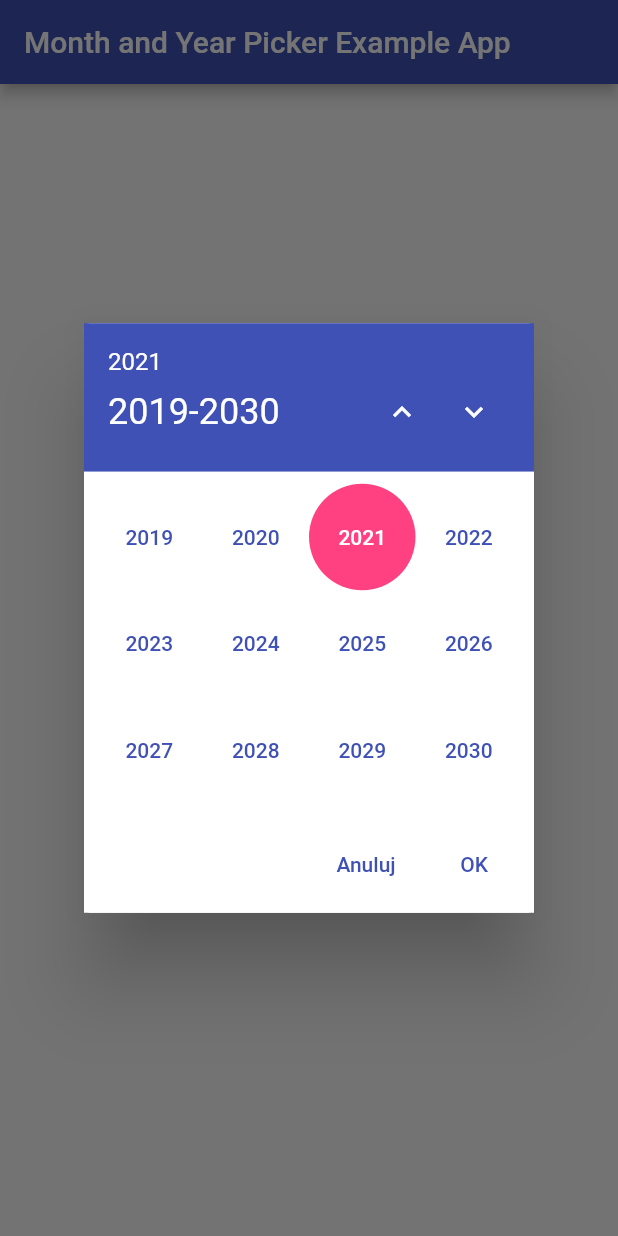
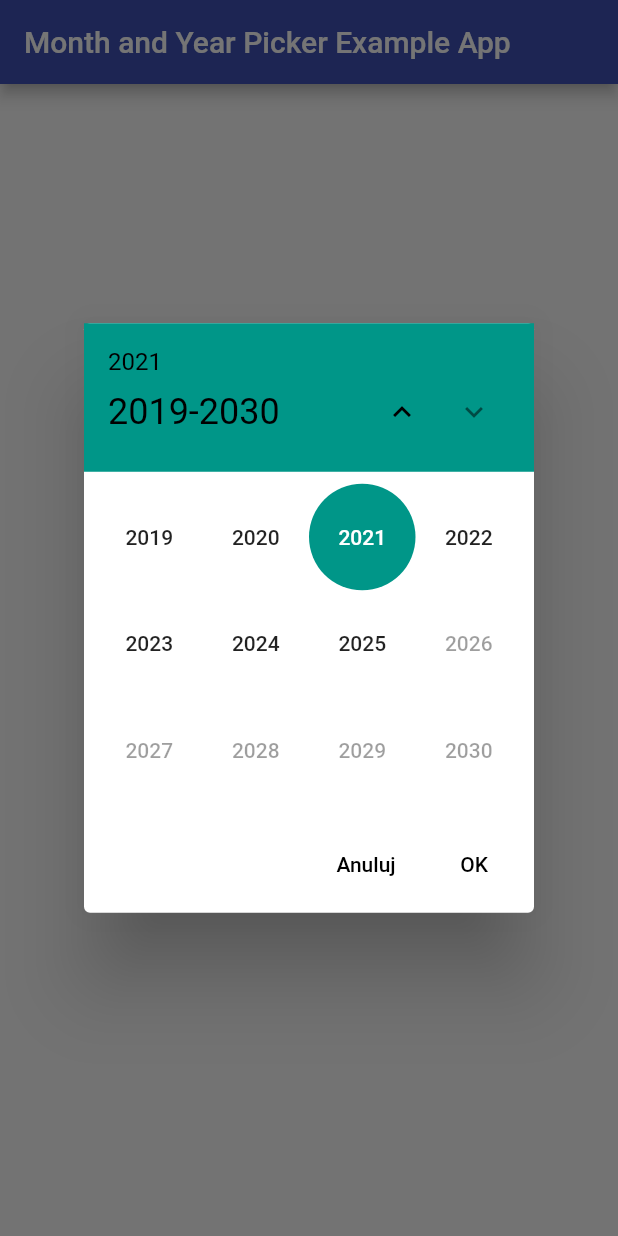
Before and after one commit to hanyska/flutter_datepickers, a Flutter app: the screen it shows after launch, after a tap on "Open year picker", on a phone screen of 412 x 824 dp. Run offline on Flutter 3.47's test engine with Material 2 defaults, Android fonts, the light colour scheme and no system bars; our stand-ins replace rxdart.

Commit message:
Updated flutter datepickers

```diff
--- a/example/lib/main.dart
+++ b/example/lib/main.dart
@@ -61,7 +61,7 @@ class _PickerPageState extends State<PickerPage> {
     FlutterDatepickers.showPicker(
       context: context,
       firstDate: DateTime(DateTime.now().year - 50, 5),
-      // lastDate: DateTime(DateTime.now().year + 4, 9),
+      lastDate: DateTime(DateTime.now().year + 4, 9),
       initialDate: selectedMonthDate ?? DateTime.now(),
       locale: Locale("pl"),
       type: FlutterDatePickersType.MONTH
@@ -76,15 +76,23 @@ class _PickerPageState extends State<PickerPage> {
     FlutterDatepickers.showPicker(
       context: context,
       firstDate: DateTime(DateTime.now().year - 50, 5),
-      // lastDate: DateTime(DateTime.now().year + 4, 9),
+      lastDate: DateTime(DateTime.now().year + 4, 9),
       initialDate: selectedYearDate ?? DateTime.now(),
       locale: Locale("pl"),
       type: FlutterDatePickersType.YEAR,
-      // selectedButtonColor: Colors.green,
-      // selectedTextColor: Colors.teal,
-      // nowTextColor: Colors.yellow,
-      // backgroundColor: Colors.tealAccent,
-      // headerTextColor: Colors.white
+      theme: Theme.of(context).copyWith(
+        primaryColor: Colors.teal,
+        accentColor: Colors.teal,
+        textButtonTheme: TextButtonThemeData(
+          style: TextButton.styleFrom(
+            primary: Colors.black,
+          ),
+        ),
+        primaryTextTheme: Theme.of(context).primaryTextTheme.copyWith(
+          subtitle1: Theme.of(context).primaryTextTheme.subtitle1!.copyWith(color: Colors.black),
+          headline5: Theme.of(context).primaryTextTheme.headline5!.copyWith(color: Colors.black)
+        ),
+      )
     ).then((date) {
       if (date != null) {
         setState(() => selectedYearDate = date);
--- a/lib/flutter_datepickers.dart
+++ b/lib/flutter_datepickers.dart
@@ -1,10 +1,10 @@
 import 'dart:async';
+import 'dart:ui' as ui;
 
 import 'package:flutter/material.dart';
 import 'package:flutter_datepickers/src/Selector.dart';
 import 'package:flutter_localizations/flutter_localizations.dart';
 import 'package:flutter_datepickers/src/common.dart';
-import 'package:flutter_datepickers/src/locale_utils.dart';
 import 'package:intl/intl.dart';
 import 'package:rxdart/rxdart.dart';
 
@@ -18,11 +18,7 @@ class FlutterDatepickers {
     DateTime? lastDate,
     Locale? locale,
     FlutterDatePickersType type = FlutterDatePickersType.MONTH,
-    Color? backgroundColor,
-    Color? headerTextColor,
-    Color? selectedTextColor,
-    Color? selectedButtonColor,
-    Color? nowTextColor,
+    ThemeData? theme,
   }) async {
     final localizations = locale == null
         ? MaterialLocalizations.of(context)
@@ -30,33 +26,15 @@ class FlutterDatepickers {
 
     return await showDialog<DateTime>(
       context: context,
-      builder: (context) {
-        switch(type) {
-          case FlutterDatePickersType.MONTH:
-            return PickerDialog(
+      builder: (context) => PickerDialog(
         initialDate: initialDate,
         firstDate: firstDate,
         lastDate: lastDate,
         locale: locale,
         localizations: localizations,
-              type: FlutterDatePickersType.MONTH,
-            );
-          case FlutterDatePickersType.YEAR:
-            return PickerDialog(
-              initialDate: initialDate,
-              firstDate: firstDate,
-              lastDate: lastDate,
-              locale: locale,
-              localizations: localizations,
-              type: FlutterDatePickersType.YEAR,
-              backgroundColor: backgroundColor,
-              headerTextColor: headerTextColor,
-              selectedTextColor: selectedTextColor,
-              selectedButtonColor: selectedButtonColor,
-              nowTextColor: nowTextColor,
-            );
-        }
-      },
+        type: type,
+        theme: theme
+      )
     );
   }
 }
@@ -72,6 +50,7 @@ class PickerDialog extends StatefulWidget {
   final Color? selectedButtonColor;
   final Color? nowTextColor;
   final FlutterDatePickersType type;
+  final ThemeData? theme;
 
   const PickerDialog({
     Key? key,
@@ -85,7 +64,8 @@ class PickerDialog extends StatefulWidget {
     this.selectedTextColor,
     this.selectedButtonColor,
     this.nowTextColor,
-    this.type = FlutterDatePickersType.MONTH
+    this.type = FlutterDatePickersType.MONTH,
+    this.theme,
   }) : super(key: key);
 
   @override
@@ -99,7 +79,7 @@ class PickerDialogState extends State<PickerDialog> {
   PublishSubject<UpDownPageLimit> _upDownPageLimitPublishSubject = new PublishSubject();
   PublishSubject<UpDownButtonEnableState> _upDownButtonEnableStatePublishSubject = new PublishSubject();
 
-  Selector? _selector;
+  late Selector _selector;
   DateTime? selectedDate, _firstDate, _lastDate;
 
   bool get _isMonth => widget.type == FlutterDatePickersType.MONTH;
@@ -113,27 +93,9 @@ class PickerDialogState extends State<PickerDialog> {
 
     selectedDate = DateTime(widget.initialDate!.year, widget.initialDate!.month);
 
-    widget.type == FlutterDatePickersType.YEAR
-        ?  setYearSelector()
-        : _setMonthSelector();
+    _setSelector(widget.type);
 
     super.initState();
-  }
-
-  void _setMonthSelector([DateTime? _selectedDate]) {
-    setState(() {
-      _selector = new Selector(
-        key: _monthSelectorState,
-        // openDate: _openDate ?? selectedDate!,
-        selectedDate: _selectedDate ?? selectedDate!,
-        upDownPageLimitPublishSubject: _upDownPageLimitPublishSubject,
-        upDownButtonEnableStatePublishSubject: _upDownButtonEnableStatePublishSubject,
-        firstDate: _firstDate,
-        lastDate: _lastDate,
-        onSelected: _onMonthSelected,
-        locale: widget.locale,
-      );
-    });
   }
 
   void dispose() {
@@ -144,19 +106,19 @@ class PickerDialogState extends State<PickerDialog> {
 
   @override
   Widget build(BuildContext context) {
-    var theme = Theme.of(context);
-    var locale = getLocale(context, selectedLocale: widget.locale);
-    var header = buildHeader(theme, locale);
-    var pager = buildPager(theme, locale);
-    var content = Material(
-      child: Column(
+    ThemeData theme = widget.theme ?? Theme.of(context);
+
+    Widget header = buildHeader(theme);
+    Widget content = Column(
       crossAxisAlignment: CrossAxisAlignment.end,
-        children: [pager, buildButtonBar(context)],
-      ),
-      color: theme.dialogBackgroundColor,
+      children: [
+        buildPager(theme),
+        buildButtonBar(context)
+      ],
     );
+
     return Theme(
-      data: Theme.of(context).copyWith(dialogBackgroundColor: Colors.transparent),
+      data: theme,
       child: Dialog(
         child: Column(
           mainAxisSize: MainAxisSize.min,
@@ -164,14 +126,17 @@ class PickerDialogState extends State<PickerDialog> {
             Builder(builder: (context) {
               if (MediaQuery.of(context).orientation == Orientation.portrait) {
                 return IntrinsicWidth(
-                  child: Column(children: [header, content]),
+                  child: Column(
+                    children: [header, content]
+                  ),
                 );
               }
               return IntrinsicHeight(
                 child: Row(
                   mainAxisSize: MainAxisSize.min,
                   crossAxisAlignment: CrossAxisAlignment.stretch,
-                    children: [header, content]),
+                  children: [header, content]
+                ),
               );
             }),
           ],
@@ -180,9 +145,7 @@ class PickerDialogState extends State<PickerDialog> {
     );
   }
 
-  Widget buildButtonBar(
-      BuildContext context,
-      ) {
+  Widget buildButtonBar(BuildContext context) {
     return ButtonBar(
       children: <Widget>[
         TextButton(
@@ -197,10 +160,9 @@ class PickerDialogState extends State<PickerDialog> {
     );
   }
 
-  Widget buildHeader(ThemeData theme, String locale) {
-    String _selectedDate = _isMonth
-        ? DateFormat.yMMM(locale).format(selectedDate!)
-        : DateFormat.y(locale).format(selectedDate!);
+  Widget buildHeader(ThemeData theme) {
+    String locale = widget.locale?.languageCode ?? ui.window.locale.languageCode;
+    String _selectedDate = DateFormat(_isMonth ? 'yMMM' : 'y', locale).format(selectedDate!);
 
     return Material(
       color: theme.primaryColor,
@@ -217,68 +179,60 @@ class PickerDialogState extends State<PickerDialog> {
             Row(
               mainAxisAlignment: MainAxisAlignment.spaceBetween,
               children: <Widget>[
-                _selector!.type == FlutterDatePickersType.MONTH
-                    ? GestureDetector(
-                  onTap: _onSelectYear,
-                  child: new StreamBuilder<UpDownPageLimit>(
+                new StreamBuilder<UpDownPageLimit>(
                     stream: _upDownPageLimitPublishSubject,
                     initialData: const UpDownPageLimit(0, 0),
-                    builder: (_, snapshot) => Text(
+                    builder: (_, snapshot) {
+                      return _selector.type == FlutterDatePickersType.YEAR
+                        ? Text.rich(
+                            TextSpan(
+                              style: theme.primaryTextTheme.headline5,
+                              children: [
+                                TextSpan(text: '${DateFormat.y(locale).format(DateTime(snapshot.data!.upLimit))}'),
+                                TextSpan(text: '-'),
+                                TextSpan(text: '${DateFormat.y(locale).format(DateTime(snapshot.data!.downLimit))}'),
+                              ]
+                            )
+                          )
+                        : GestureDetector(
+                            onTap: () => _setSelector(FlutterDatePickersType.YEAR),
+                            child: Text(
                               '${DateFormat.y(locale).format(DateTime(snapshot.data!.upLimit))}',
                               style: theme.primaryTextTheme.headline5,
                             ),
-                  ),
-                )
-                    : new StreamBuilder<UpDownPageLimit>(
-                  stream: _upDownPageLimitPublishSubject,
-                  initialData: const UpDownPageLimit(0, 0),
-                  builder: (_, snapshot) => Row(
-                    mainAxisSize: MainAxisSize.min,
-                    mainAxisAlignment: MainAxisAlignment.start,
-                    children: <Widget>[
-                      Text(
-                        '${DateFormat.y(locale).format(DateTime(snapshot.data!.upLimit))}',
-                        style: theme.primaryTextTheme.headline5,
-                      ),
-                      Text(
-                        '-',
-                        style: theme.primaryTextTheme.headline5,
-                      ),
-                      Text(
-                        '${DateFormat.y(locale).format(DateTime(snapshot.data!.downLimit))}',
-                        style: theme.primaryTextTheme.headline5,
-                      ),
-                    ],
-                  ),
+                          );
+                    },
                   ),
                 new StreamBuilder<UpDownButtonEnableState>(
                   stream: _upDownButtonEnableStatePublishSubject,
                   initialData: const UpDownButtonEnableState(true, true),
-                  builder: (_, snapshot) => Row(
-                    children: <Widget>[
-                      IconButton(
+                  builder: (_, snapshot) => Text.rich(
+                    TextSpan(
+                      children: [
+                        WidgetSpan(
+                          child: IconButton(
                             icon: Icon(
                               Icons.keyboard_arrow_up,
                               color: snapshot.data!.upState
-                              ? theme.primaryIconTheme.color
-                              : theme.primaryIconTheme.color!.withOpacity(0.5),
+                                ? theme.primaryTextTheme.headline5!.color
+                                : theme.primaryTextTheme.headline5!.color!.withOpacity(0.5),
                             ),
-                        onPressed: snapshot.data!.upState
-                            ? _onUpButtonPressed
-                            : null,
+                            onPressed: snapshot.data!.upState ? _onUpButtonPressed : null,
                           ),
-                      IconButton(
+                        ),
+                        WidgetSpan(
+                          child: IconButton(
                             icon: Icon(
                               Icons.keyboard_arrow_down,
                               color: snapshot.data!.downState
-                              ? theme.primaryIconTheme.color
-                              : theme.primaryIconTheme.color!.withOpacity(0.5),
+                                ? theme.primaryTextTheme.headline5!.color
+                                : theme.primaryTextTheme.headline5!.color!.withOpacity(0.5),
                             ),
-                        onPressed: snapshot.data!.downState
-                            ? _onDownButtonPressed
-                            : null,
+                            onPressed: snapshot.data!.downState ? _onDownButtonPressed : null,
                           ),
-                    ],
+                        )
+                      ]
+                    )
                   ),
                 ),
               ],
@@ -289,16 +243,17 @@ class PickerDialogState extends State<PickerDialog> {
     );
   }
 
-  Widget buildPager(ThemeData theme, String locale) {
+  Widget buildPager(ThemeData theme) {
     return SizedBox(
       height: 230.0,
       width: 300.0,
       child: Theme(
         data: theme.copyWith(
-          buttonTheme: ButtonThemeData(
-            padding: EdgeInsets.all(2.0),
-            shape: CircleBorder(),
-            minWidth: 4.0,
+          textButtonTheme: TextButtonThemeData(
+            style: ButtonStyle(
+              padding: MaterialStateProperty.all(EdgeInsets.all(2.0)),
+              shape: MaterialStateProperty.all(CircleBorder()),
+            ),
           ),
         ),
         child: new AnimatedSwitcher(
@@ -311,48 +266,33 @@ class PickerDialogState extends State<PickerDialog> {
     );
   }
 
-  void _onSelectYear() => setState(() => _selector = new Selector(
-    key: _yearSelectorState,
+  void _setSelector(FlutterDatePickersType type) {
+    bool _isMonth = type == FlutterDatePickersType.MONTH;
+
+    setState(() {
+      _selector = new Selector(
+        key: _isMonth ? _monthSelectorState : _yearSelectorState,
         selectedDate: selectedDate!,
         firstDate: _firstDate,
         lastDate: _lastDate,
-    onSelected: _onYearSelected,
-    type: FlutterDatePickersType.YEAR,
+        onSelected: _isMonth ? _onMonthSelected : _onYearSelected,
+        locale: widget.locale,
         upDownPageLimitPublishSubject: _upDownPageLimitPublishSubject,
         upDownButtonEnableStatePublishSubject: _upDownButtonEnableStatePublishSubject,
-  ));
-
-  void setYearSelector() {
-    setState(() {
-      _selector = new Selector(
-        key: _yearSelectorState,
-        selectedDate: selectedDate!,
-        firstDate: _firstDate,
-        lastDate: _lastDate,
-        onSelected: _onYearSelected,
-        upDownPageLimitPublishSubject: _upDownPageLimitPublishSubject,
-        upDownButtonEnableStatePublishSubject: _upDownButtonEnableStatePublishSubject,
-        backgroundColor: widget.backgroundColor,
-        selectedButtonColor: widget.selectedButtonColor,
-        selectedTextColor: widget.selectedTextColor,
-        nowTextColor: widget.nowTextColor,
-        type: FlutterDatePickersType.YEAR,
+        type: type,
       );
     });
   }
 
+
   void _onYearSelected(final DateTime date) {
-    if (_isMonth) {
-      _setMonthSelector(DateTime(date.year));
-    } else {
     setState(() => selectedDate = DateTime(date.year, 1, 1));
-      setYearSelector();
-    }
+    _setSelector(widget.type);
   }
 
   void _onMonthSelected(final DateTime date) {
     setState(() => selectedDate = date);
-    _setMonthSelector();
+    _setSelector(FlutterDatePickersType.MONTH);
   }
 
   void _onUpButtonPressed() {
--- a/lib/src/Selector.dart
+++ b/lib/src/Selector.dart
@@ -1,10 +1,9 @@
+import 'dart:ui' as ui;
 import 'package:flutter/material.dart';
 import 'package:flutter_datepickers/flutter_datepickers.dart';
 import 'package:flutter_datepickers/src/common.dart';
 import 'package:intl/intl.dart';
 import 'package:rxdart/rxdart.dart';
-
-import 'locale_utils.dart';
 
 class Selector extends StatefulWidget {
   final ValueChanged<DateTime> onSelected;
@@ -13,10 +12,6 @@ class Selector extends StatefulWidget {
   final PublishSubject<UpDownPageLimit> upDownPageLimitPublishSubject;
   final PublishSubject<UpDownButtonEnableState> upDownButtonEnableStatePublishSubject;
   final Locale? locale;
-  final Color? backgroundColor;
-  final Color? selectedTextColor;
-  final Color? selectedButtonColor;
-  final Color? nowTextColor;
   final FlutterDatePickersType type;
 
   const Selector({
@@ -28,10 +23,6 @@ class Selector extends StatefulWidget {
     this.firstDate,
     this.lastDate,
     this.locale,
-    this.backgroundColor,
-    this.selectedTextColor,
-    this.selectedButtonColor,
-    this.nowTextColor,
     this.type = FlutterDatePickersType.MONTH
   }) : super(key: key);
   @override
@@ -39,61 +30,29 @@ class Selector extends StatefulWidget {
 }
 
 class SelectorState extends State<Selector> {
-  PageController? _pageController;
+  late PageController _pageController;
+  String _locale = ui.window.locale.languageCode;
 
   bool get _isMonth => widget.type == FlutterDatePickersType.MONTH;
 
   @override
   void initState() {
-    if (_isMonth) {
-      _pageController = new PageController(
-          initialPage: widget.firstDate == null
-              ? widget.selectedDate.year
-              : widget.selectedDate.year - widget.firstDate!.year);
-    } else {
-      _pageController = new PageController(
-          initialPage: widget.firstDate == null
-              ? (widget.selectedDate.year / 12).floor()
-              : ((widget.selectedDate.year - widget.firstDate!.year) / 12).floor());
-    }
+    _locale = widget.locale?.languageCode ?? ui.window.locale.languageCode;
 
+    int _initialPage = widget.firstDate == null
+      ? widget.selectedDate.year
+      : widget.selectedDate.year - widget.firstDate!.year;
+    if (!_isMonth)
+      _initialPage = (_initialPage / 12).floor();
 
-    new Future.delayed(Duration.zero, () {
-      if (_isMonth) {
-        widget.upDownPageLimitPublishSubject.add(
-          new UpDownPageLimit(
-            widget.firstDate == null
-                ? _pageController!.page!.toInt()
-                : widget.firstDate!.year + _pageController!.page!.toInt(),
-            0,
-          ),
-        );
-      } else {
-        widget.upDownPageLimitPublishSubject.add(new UpDownPageLimit(
-          widget.firstDate == null
-              ? _pageController!.page!.toInt() * 12
-              : widget.firstDate!.year + _pageController!.page!.toInt() * 12,
-          widget.firstDate == null
-              ? _pageController!.page!.toInt() * 12 + 11
-              : widget.firstDate!.year + _pageController!.page!.toInt() * 12 + 11,
-        ));
-      }
-
-
-      widget.upDownButtonEnableStatePublishSubject.add(
-        new UpDownButtonEnableState(
-            _pageController!.page!.toInt() > 0,
-            _pageController!.page!.toInt() < _getPageCount() - 1
-        ),
-      );
-    });
-
+    _pageController = new PageController(initialPage: _initialPage);
+    _onPageChange(_initialPage);
     super.initState();
   }
 
   @override
   void dispose() {
-    _pageController!.dispose();
+    _pageController.dispose();
     super.dispose();
   }
 
@@ -104,7 +63,7 @@ class SelectorState extends State<Selector> {
       scrollDirection: Axis.vertical,
       physics: const AlwaysScrollableScrollPhysics(),
       onPageChanged: _onPageChange,
-      itemCount: _getPageCount(),
+      itemCount: _pageCount,
       itemBuilder: _yearGridBuilder,
     );
   }
@@ -119,12 +78,11 @@ class SelectorState extends State<Selector> {
           _isMonth
             ? DateTime(widget.firstDate != null ? widget.firstDate!.year + page : page, index + 1)
             : DateTime(widget.firstDate != null ? widget.firstDate!.year + page * 12 + index : 0),
-          getLocale(context, selectedLocale: widget.locale)
         )).toList(growable: false),
     );
   }
 
-  Widget _getButton(final DateTime date, final String locale) {
+  Widget _getButton(final DateTime date) {
     final bool isEnabled = _isEnabled(date, isYealy: !_isMonth);
     bool _isSelected = _isMonth
       ? date.month == widget.selectedDate.month && date.year == widget.selectedDate.year
@@ -135,17 +93,16 @@ class SelectorState extends State<Selector> {
           ? () => widget.onSelected(date)
           : null,
       style: TextButton.styleFrom(
-        shape: CircleBorder(),
         backgroundColor: _isSelected
-          ? widget.selectedButtonColor ?? Theme.of(context).accentColor
+          ? Theme.of(context).accentColor
           : null,
         primary: _isSelected
-          ? widget.selectedTextColor ?? Theme.of(context).accentTextTheme.button!.color
+          ? Theme.of(context).accentTextTheme.button!.color
           : date.year == DateTime.now().year && (_isMonth ? date.month == DateTime.now().month : true)
-            ? widget.nowTextColor ?? Theme.of(context).accentColor
-            : null,
+            ? Theme.of(context).accentColor
+            : Theme.of(context).textTheme.button!.color,
       ),
-      child: Text(DateFormat(_isMonth ? 'MMM' : 'y', locale).format(date)),
+      child: Text(DateFormat(_isMonth ? 'MMM' : 'y', _locale).format(date)),
     );
   }
 
@@ -162,28 +119,18 @@ class SelectorState extends State<Selector> {
         : page * 12 + 11;
 
     widget.upDownPageLimitPublishSubject.add(UpDownPageLimit(_upLimit, _downLimit));
-    widget.upDownButtonEnableStatePublishSubject.add(UpDownButtonEnableState(page > 0, page < _getPageCount() - 1));
+    widget.upDownButtonEnableStatePublishSubject.add(UpDownButtonEnableState(page > 0, page < _pageCount - 1));
   }
 
-  int _getPageCount() {
+  int get _pageCount {
     if (_isMonth) {
       return _getItemCount;
     } else {
-      if (widget.firstDate != null && widget.lastDate != null) {
-        if (widget.lastDate!.year - widget.firstDate!.year <= 12)
-          return 1;
-        else
-          return ((widget.lastDate!.year - widget.firstDate!.year + 1) / 12).ceil();
-      } else if (widget.firstDate != null && widget.lastDate == null) {
-        return (_getItemCount / 12).ceil();
-      } else if (widget.firstDate == null && widget.lastDate != null) {
-        return (_getItemCount / 12).ceil();
-      } else
-        return (9999 / 12).ceil();
+      return (_getItemCount / 12).ceil();
     }
   }
 
-  int get _getItemCount{
+  int get _getItemCount {
     if (widget.firstDate != null && widget.lastDate != null) {
       return widget.lastDate!.year - widget.firstDate!.year + 1;
     } else if (widget.firstDate != null && widget.lastDate == null) {
@@ -216,16 +163,16 @@ class SelectorState extends State<Selector> {
   }
 
   void goDown() {
-    _pageController!.animateToPage(
-      _pageController!.page!.toInt() + 1,
+    _pageController.animateToPage(
+      _pageController.page!.toInt() + 1,
       duration: const Duration(milliseconds: 400),
       curve: Curves.easeInOut,
     );
   }
 
   void goUp() {
-    _pageController!.animateToPage(
-      _pageController!.page!.toInt() - 1,
+    _pageController.animateToPage(
+      _pageController.page!.toInt() - 1,
       duration: const Duration(milliseconds: 400),
       curve: Curves.easeInOut,
     );
--- a/lib/src/locale_utils.dart
+++ /dev/null
@@ -1,6 +0,0 @@
-import 'dart:ui' as ui;
-import 'package:flutter/material.dart';
-
-String getLocale(BuildContext context, {Locale? selectedLocale}) {
-  return selectedLocale?.languageCode ?? ui.window.locale.languageCode;
-}
```
Lines whose indentation alone changed are shown as unchanged.
